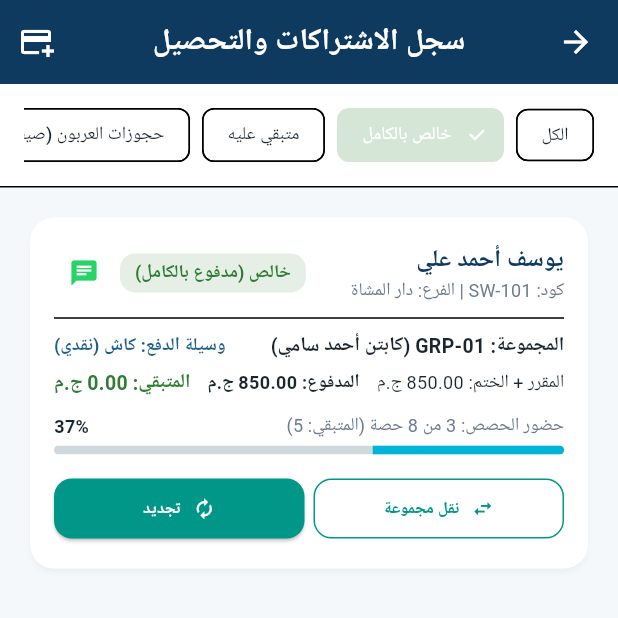
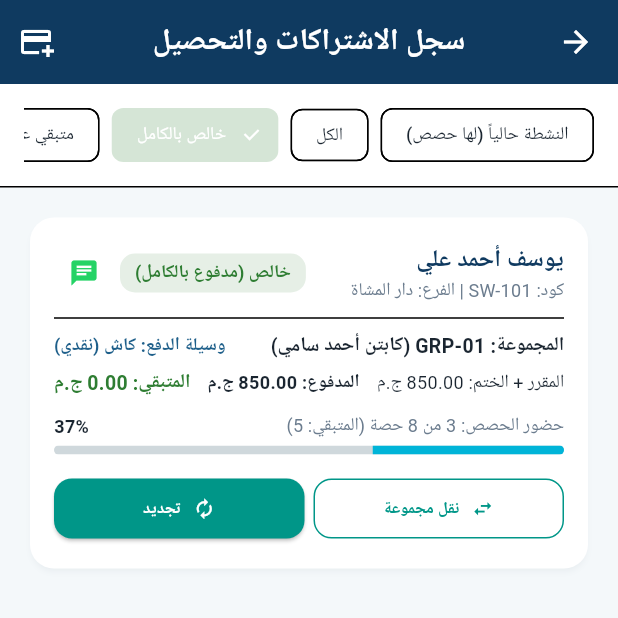
Before and after one commit to mohamedfayz75/swimmingAcademy, a Flutter app: the SubscriptionsListScreen screen opened directly, after a tap on "خالص بالكامل", on a phone screen of 412 x 824 dp, the top half of it. Run offline on Flutter 3.47's test engine with Material 3 defaults, Android fonts, the light colour scheme and no system bars; our stand-ins replace cloud_firestore, firebase_auth, firebase_core, flutter_riverpod, geolocator, google_fonts and 3 more; missing offline and left inert: mobile_scanner; accounts and stored records are empty; network calls fail; Roboto replaces fonts that are missing (Cairo).

```diff
--- a/lib/features/subscriptions/presentation/subscriptions_list_screen.dart
+++ b/lib/features/subscriptions/presentation/subscriptions_list_screen.dart
@@ -24,7 +24,7 @@ class SubscriptionsListScreen extends ConsumerStatefulWidget {
 }
 
 class _SubscriptionsListScreenState extends ConsumerState<SubscriptionsListScreen> {
-  String? _filter; // null = all, 'paid', 'remaining', 'deposit'
+  String _filter = 'active'; // 'active', 'all', 'paid', 'remaining', 'expired', 'deposit'
 
   void _confirmDeleteSubscription(SubscriptionModel sub) {
     showDialog(
@@ -245,9 +245,16 @@ class _SubscriptionsListScreenState extends ConsumerState<SubscriptionsListScree
               child: Row(
                 children: [
                   ChoiceChip(
+                    label: Text('النشطة حالياً (لها حصص)', style: GoogleFonts.cairo(fontSize: 12)),
+                    selected: _filter == 'active',
+                    selectedColor: AppTheme.primaryBlue.withOpacity(0.2),
+                    onSelected: (_) => setState(() => _filter = 'active'),
+                  ),
+                  const SizedBox(width: 8),
+                  ChoiceChip(
                     label: Text('الكل', style: GoogleFonts.cairo(fontSize: 12)),
-                    selected: _filter == null,
-                    onSelected: (_) => setState(() => _filter = null),
+                    selected: _filter == 'all',
+                    onSelected: (_) => setState(() => _filter = 'all'),
                   ),
                   const SizedBox(width: 8),
                   ChoiceChip(
@@ -262,6 +269,13 @@ class _SubscriptionsListScreenState extends ConsumerState<SubscriptionsListScree
                     selected: _filter == 'remaining',
                     selectedColor: AppTheme.warningOrange.withOpacity(0.2),
                     onSelected: (_) => setState(() => _filter = 'remaining'),
+                  ),
+                  const SizedBox(width: 8),
+                  ChoiceChip(
+                    label: Text('منتهي / سابق', style: GoogleFonts.cairo(fontSize: 12)),
+                    selected: _filter == 'expired',
+                    selectedColor: AppTheme.errorRed.withOpacity(0.2),
+                    onSelected: (_) => setState(() => _filter = 'expired'),
                   ),
                   const SizedBox(width: 8),
                   ChoiceChip(
@@ -281,10 +295,14 @@ class _SubscriptionsListScreenState extends ConsumerState<SubscriptionsListScree
             child: subscriptionsAsync.when(
               data: (subs) {
                 var filtered = subs;
-                if (_filter == 'paid') {
+                if (_filter == 'active') {
+                  filtered = filtered.where((s) => !s.isExpired).toList();
+                } else if (_filter == 'paid') {
                   filtered = filtered.where((s) => s.isFullyPaid && !s.isDepositOnly).toList();
                 } else if (_filter == 'remaining') {
                   filtered = filtered.where((s) => !s.isFullyPaid).toList();
+                } else if (_filter == 'expired') {
+                  filtered = filtered.where((s) => s.isExpired).toList();
                 } else if (_filter == 'deposit') {
                   filtered = filtered.where((s) => s.isDepositOnly).toList();
                 }
```
